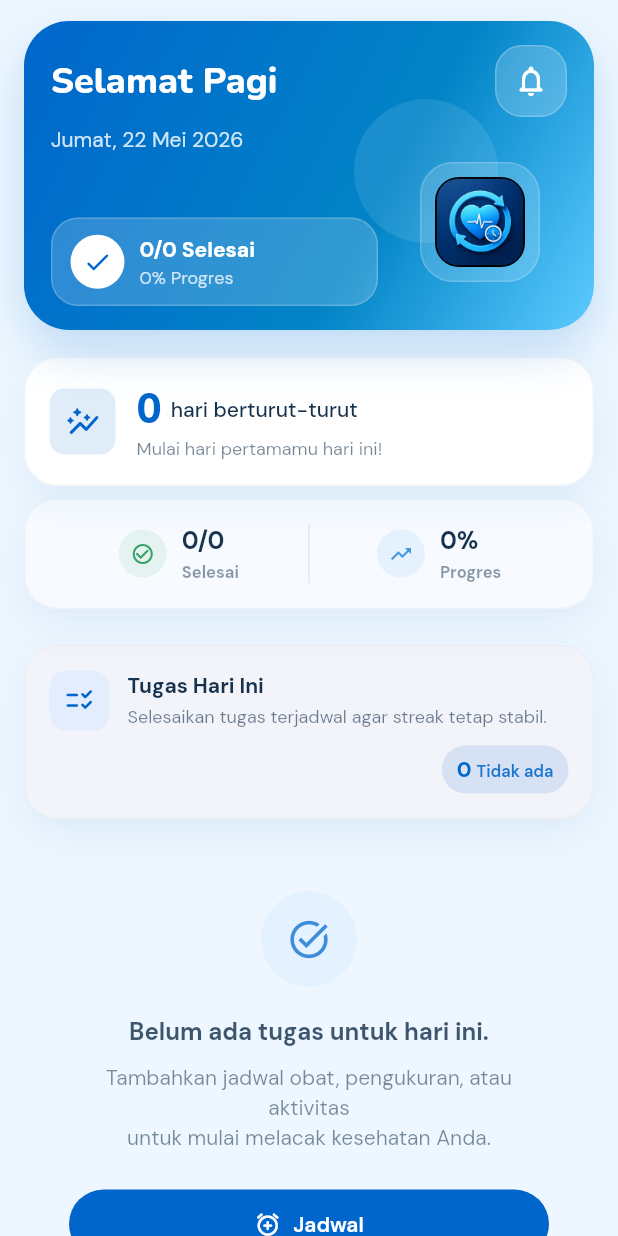
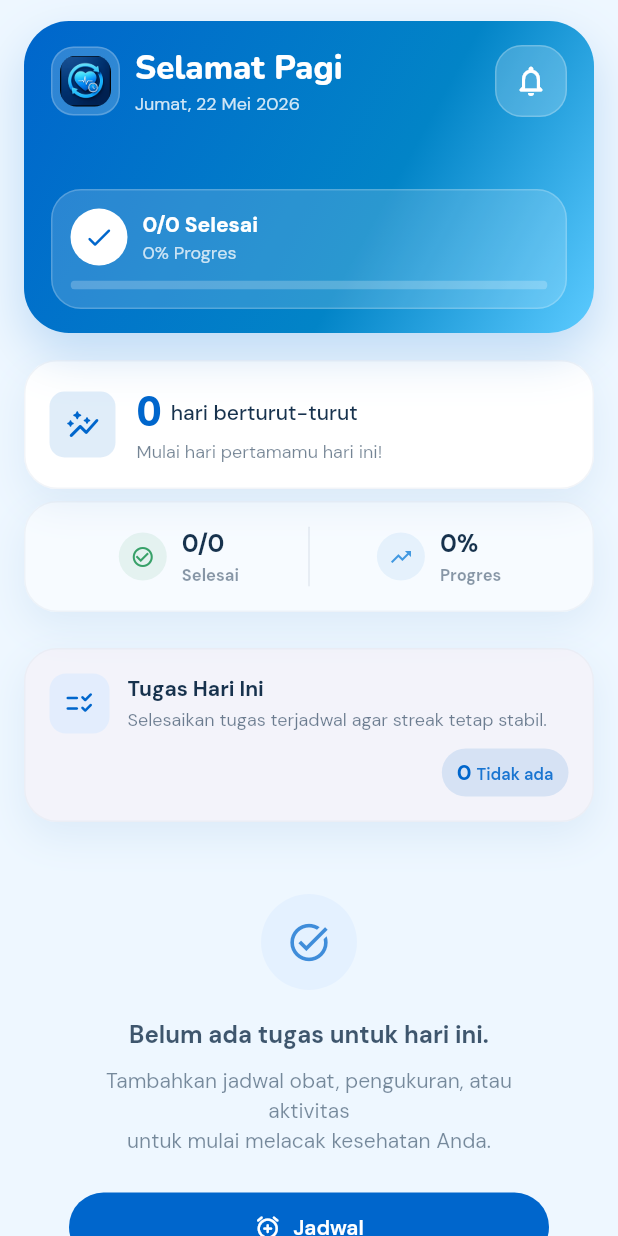
Before and after one commit to SolvoTech/MedSync, a Flutter app: the HomeScreen screen opened directly, on a phone screen of 412 x 824 dp. Run offline on Flutter 3.47's test engine with Material 3 defaults, Android fonts, the phone set to English and light mode, and no system bars; our stand-ins replace cached_network_image, drift, flutter_cache_manager, flutter_dotenv, flutter_image_compress, flutter_local_notifications and 14 more; missing offline and left inert: health; accounts and stored records are empty; statements that could not run were skipped.

Commit message:
feat: update hero section

```diff
--- a/lib/features/home/home_screen.dart
+++ b/lib/features/home/home_screen.dart
@@ -363,7 +363,7 @@ class _HomeHero extends StatelessWidget {
     final locale = AppStrings.languageCode == 'id' ? 'id_ID' : 'en_US';
 
     return Container(
-      height: compact ? 188 : 206,
+      height: compact ? 194 : 208,
       padding: EdgeInsets.fromLTRB(
         compact ? 16 : 18,
         16,
@@ -381,58 +381,58 @@ class _HomeHero extends StatelessWidget {
           ),
         ],
       ),
-      child: Stack(
-        clipBehavior: Clip.none,
+      child: Column(
+        crossAxisAlignment: CrossAxisAlignment.start,
         children: [
-          Positioned(
-            right: compact ? 34 : 46,
-            bottom: compact ? 34 : 42,
-            child: Container(
-              width: compact ? 82 : 96,
-              height: compact ? 82 : 96,
+          Row(
+            children: [
+              Container(
+                width: compact ? 42 : 46,
+                height: compact ? 42 : 46,
+                padding: const EdgeInsets.all(5),
                 decoration: BoxDecoration(
-                color: Colors.white.withValues(alpha: 0.10),
-                shape: BoxShape.circle,
+                  color: Colors.white.withValues(alpha: 0.18),
+                  borderRadius: BorderRadius.circular(15),
+                  border: Border.all(
+                    color: Colors.white.withValues(alpha: 0.20),
                   ),
                 ),
-          ),
-          Positioned(
-            right: compact ? 12 : 18,
-            bottom: compact ? 12 : 16,
-            child: DecoratedBox(
-              decoration: BoxDecoration(
-                color: Colors.white.withValues(alpha: 0.16),
-                borderRadius: BorderRadius.circular(22),
-                border: Border.all(color: Colors.white.withValues(alpha: 0.18)),
-              ),
-              child: Padding(
-                padding: const EdgeInsets.all(10),
                 child: ClipRRect(
-                  borderRadius: BorderRadius.circular(16),
+                  borderRadius: BorderRadius.circular(11),
                   child: Image.asset(
                     'assets/images/app_logo.png',
-                    width: compact ? 52 : 60,
-                    height: compact ? 52 : 60,
                     fit: BoxFit.cover,
                   ),
                 ),
               ),
-            ),
-          ),
-          Column(
+              const SizedBox(width: 10),
+              Expanded(
+                child: Column(
                   crossAxisAlignment: CrossAxisAlignment.start,
                   children: [
-              Row(
-                children: [
-                  Expanded(
-                    child: Text(
+                    Text(
                       greeting,
                       maxLines: 1,
                       overflow: TextOverflow.ellipsis,
-                      style: textTheme.headlineSmall?.copyWith(
+                      style: textTheme.titleLarge?.copyWith(
                         color: Colors.white,
                         fontWeight: FontWeight.w800,
                       ),
+                    ),
+                    const SizedBox(height: 2),
+                    Text(
+                      DateFormat(
+                        'EEEE, d MMMM yyyy',
+                        locale,
+                      ).format(DateTime.now()),
+                      maxLines: 1,
+                      overflow: TextOverflow.ellipsis,
+                      style: textTheme.bodySmall?.copyWith(
+                        color: Colors.white.withValues(alpha: 0.82),
+                        height: 1.25,
+                      ),
+                    ),
+                  ],
                 ),
               ),
               const SizedBox(width: 12),
@@ -453,42 +453,22 @@ class _HomeHero extends StatelessWidget {
               ),
             ],
           ),
-              const SizedBox(height: 6),
-              SizedBox(
-                width: compact ? 190 : 230,
-                child: Text(
-                  DateFormat(
-                    'EEEE, d MMMM yyyy',
-                    locale,
-                  ).format(DateTime.now()),
-                  maxLines: 2,
-                  overflow: TextOverflow.ellipsis,
-                  style: textTheme.bodyMedium?.copyWith(
-                    color: Colors.white.withValues(alpha: 0.82),
-                    height: 1.35,
+          const Spacer(),
+          Container(
+            width: double.infinity,
+            padding: const EdgeInsets.all(12),
+            decoration: BoxDecoration(
+              color: Colors.white.withValues(alpha: 0.16),
+              borderRadius: BorderRadius.circular(20),
+              border: Border.all(color: Colors.white.withValues(alpha: 0.20)),
             ),
-                ),
-              ),
-              const Spacer(),
-              ConstrainedBox(
-                constraints: BoxConstraints(maxWidth: compact ? 188 : 218),
-                child: Container(
-                  padding: const EdgeInsets.symmetric(
-                    horizontal: 12,
-                    vertical: 10,
-                  ),
-                  decoration: BoxDecoration(
-                    color: Colors.white.withValues(alpha: 0.18),
-                    borderRadius: BorderRadius.circular(18),
-                    border: Border.all(
-                      color: Colors.white.withValues(alpha: 0.20),
-                    ),
-                  ),
-                  child: Row(
+            child: Column(
+              children: [
+                Row(
                   children: [
                     Container(
-                        width: 36,
-                        height: 36,
+                      width: 38,
+                      height: 38,
                       decoration: const BoxDecoration(
                         color: Colors.white,
                         shape: BoxShape.circle,
@@ -496,7 +476,7 @@ class _HomeHero extends StatelessWidget {
                       child: const Icon(
                         Icons.check_rounded,
                         color: AppColors.primary,
-                          size: 20,
+                        size: 21,
                       ),
                     ),
                     const SizedBox(width: 10),
@@ -527,9 +507,18 @@ class _HomeHero extends StatelessWidget {
                     ),
                   ],
                 ),
+                const SizedBox(height: 10),
+                ClipRRect(
+                  borderRadius: BorderRadius.circular(999),
+                  child: LinearProgressIndicator(
+                    value: total > 0 ? completed / total : 0,
+                    minHeight: 6,
+                    backgroundColor: Colors.white.withValues(alpha: 0.22),
+                    color: Colors.white,
                   ),
                 ),
               ],
+            ),
           ),
         ],
       ),
```
Lines whose indentation alone changed are shown as unchanged.
